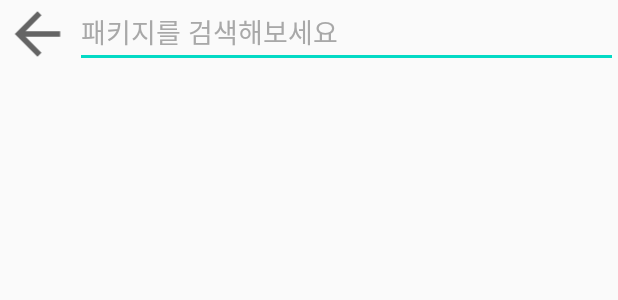
After one commit to https-github-com-inma06/EnglishWordApp, an Android app: the layout fragment_search_custom_package.xml on its own in the app's theme, with its tools: preview values and no code run, on a phone screen of 412 x 824 dp. The commit adds this screen. Shown: the top 300 px of the screen. Run offline under Robolectric (Android 15) with nearby library versions, the phone set to English and light mode, and no system bars.

Commit message:
커스텀 패키지 검색 fragment xml 간단 구성 및 library에서  네비게이션 이동 가능하게 설정

```diff
--- a/wordsRPG/app/src/main/java/com/uhavecodingproblem/wordsrpg/ui/fragment/MyCustomPackageFragment.kt
+++ b/wordsRPG/app/src/main/java/com/uhavecodingproblem/wordsrpg/ui/fragment/MyCustomPackageFragment.kt
@@ -1,6 +1,7 @@
 package com.uhavecodingproblem.wordsrpg.ui.fragment
 
 import android.view.View
+import androidx.navigation.fragment.findNavController
 import com.uhavecodingproblem.wordsrpg.R
 import com.uhavecodingproblem.wordsrpg.databinding.FragmentMyCustomPackageBinding
 import com.uhavecodingproblem.wordsrpg.ui.base.BaseFragment
@@ -29,6 +30,12 @@ class MyCustomPackageFragment: BaseFragment<FragmentMyCustomPackageBinding>(R.la
         Logger.v("내 패키지 검색 엑티비티 실행")
 
 
+        //네비게이션 내패키지 검색 fragment로 이동
+        findNavController().navigate(
+            R.id.action_library_to_search_fragment,
+            arguments
+        )
+
     }
 
     //새 커스텀 패키지 추가 엑티비티로 이동
--- /dev/null
+++ b/wordsRPG/app/src/main/java/com/uhavecodingproblem/wordsrpg/ui/fragment/SearchCustomPackageFragment.kt
@@ -0,0 +1,34 @@
+package com.uhavecodingproblem.wordsrpg.ui.fragment
+
+import android.view.WindowManager
+import com.uhavecodingproblem.wordsrpg.R
+import com.uhavecodingproblem.wordsrpg.databinding.FragmentSearchCustomPackageBinding
+import com.uhavecodingproblem.wordsrpg.ui.base.BaseFragment
+import com.uhavecodingproblem.wordsrpg.util.Logger
+
+/**
+ * wordsrpg
+ * Class: SearchCustomPackageFragment.
+ * Created by leedonghun.
+ * Created On 2020-09-24.
+ * Description:
+ *
+ * 커스텀 패키지를 검색하는  화면이다.
+ *
+ */
+class SearchCustomPackageFragment:BaseFragment<FragmentSearchCustomPackageBinding>(R.layout.fragment_search_custom_package) {
+
+    override fun FragmentSearchCustomPackageBinding.onCreateView() {
+       Logger.v("실행")
+
+
+        //상단 검색어 입력 edittext에 focus가  가져서 키보드가 올라올때
+        //bottom navigation 메뉴 같이 딸려 올라오는거 방지함.
+        activity?.window?.setSoftInputMode(WindowManager.LayoutParams.SOFT_INPUT_ADJUST_PAN)
+
+
+    }//onCreateView() 끝
+
+
+
+}
--- /dev/null
+++ b/wordsRPG/app/src/main/res/layout/fragment_search_custom_package.xml
@@ -0,0 +1,45 @@
+<?xml version="1.0" encoding="utf-8"?>
+<layout>
+    <data>
+
+    </data>
+<androidx.constraintlayout.widget.ConstraintLayout
+    xmlns:android="http://schemas.android.com/apk/res/android"
+    xmlns:app="http://schemas.android.com/apk/res-auto"
+    android:layout_width="match_parent"
+    android:layout_height="match_parent">
+    <ImageView
+        android:id="@+id/img_back_btn"
+        android:layout_width="50dp"
+        android:layout_height="45dp"
+        app:layout_constraintHorizontal_bias="0"
+        app:layout_constraintHorizontal_chainStyle="spread"
+        app:layout_constraintEnd_toStartOf="@id/edit_tv_search_package"
+        app:layout_constraintStart_toStartOf="parent"
+        app:layout_constraintTop_toTopOf="parent"
+        app:srcCompat="?attr/actionModeCloseDrawable" />
+
+    <EditText
+        android:id="@+id/edit_tv_search_package"
+        android:layout_width="0dp"
+        android:layout_height="45dp"
+        android:ems="10"
+        android:inputType="text"
+        app:layout_constraintEnd_toEndOf="parent"
+        app:layout_constraintTop_toTopOf="parent"
+        app:layout_constraintStart_toEndOf="@id/img_back_btn"
+        android:textColorHint="@color/colorGray"
+        android:hint="@string/str_search_edit_tv_hint"/>
+
+    <androidx.recyclerview.widget.RecyclerView
+        android:id="@+id/recyclerview_searched_package_list"
+        android:layout_width="0dp"
+        android:layout_height="0dp"
+        app:layout_constraintTop_toBottomOf="@id/edit_tv_search_package"
+        app:layout_constraintBottom_toBottomOf="parent"
+        app:layout_constraintStart_toStartOf="parent"
+        app:layout_constraintEnd_toEndOf="parent"
+        />
+
+</androidx.constraintlayout.widget.ConstraintLayout>
+</layout>
--- a/wordsRPG/app/src/main/res/navigation/main_nav_graph.xml
+++ b/wordsRPG/app/src/main/res/navigation/main_nav_graph.xml
@@ -19,6 +19,9 @@
         android:label="MainLibraryFragment"
         tools:layout="@layout/fragment_main_library">
 
+        <action
+            android:id="@+id/action_library_to_search_fragment"
+            app:destination="@id/search_fragment" />
     </fragment>
     <fragment
         android:id="@+id/board"
@@ -41,6 +44,12 @@
         tools:layout="@layout/fragment_main_my_room">
 
     </fragment>
+    <fragment
+        android:id="@+id/search_fragment"
+        android:name="com.uhavecodingproblem.wordsrpg.ui.fragment.SearchCustomPackageFragment"
+        android:label="SearchCustomPackageFragment"
+        tools:layout="@layout/fragment_search_custom_package"/>
+
 
 
 </navigation>
--- a/wordsRPG/app/src/main/res/values/colors.xml
+++ b/wordsRPG/app/src/main/res/values/colors.xml
@@ -6,4 +6,5 @@
 
     <color name="colorBlack">#000000</color>
     <color name="colorWhite">#FFFFFF</color>
+    <color name="colorGray">#A8A8A8</color>
 </resources>
--- a/wordsRPG/app/src/main/res/values/strings.xml
+++ b/wordsRPG/app/src/main/res/values/strings.xml
@@ -24,8 +24,8 @@
     <string name="toolbar_menu_for_search_more_package">패키지 더보기</string>
 
 
-
-
+    <!-- fragment_my_custom_package  str -->
+    <string name="str_search_edit_tv_hint">패키지를 검색해보세요</string>
 
 
 
```
